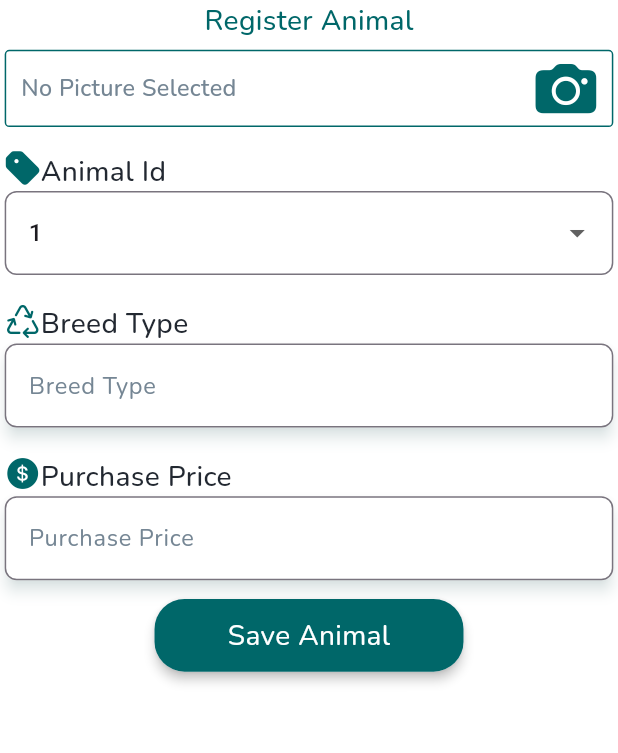
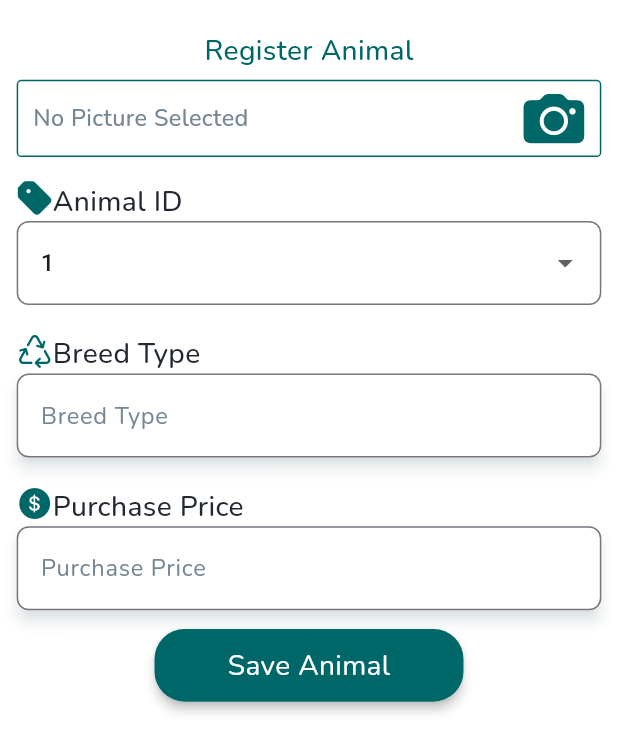
Before and after one commit to KashifMaharWP/MFDairyFarm, a Flutter app: the AdminDashboardButtons widget shown alone on an empty page, opened directly, after a tap on "Animal", on a phone screen of 412 x 824 dp. Shown: the top 753 px of the screen. Run offline on Flutter 3.47's test engine with Material 3 defaults, Android fonts, the phone set to English and light mode, and no system bars; our stand-ins replace curved_navigation_bar, google_fonts, image_picker, shared_preferences; accounts and stored records are empty; network calls fail.

Commit message:
animal registration done

```diff
--- a/lib/Screens/AdminScreen/AnimalRegistration/animalRegistrationPage.dart
+++ b/lib/Screens/AdminScreen/AnimalRegistration/animalRegistrationPage.dart
@@ -1,149 +1,217 @@
+import 'dart:io';
 import 'package:dairyfarmflow/Class/colorPallete.dart';
 import 'package:dairyfarmflow/Class/screenMediaQuery.dart';
 import 'package:dairyfarmflow/Class/textSizing.dart';
+import 'package:dairyfarmflow/Providers/animal_registratin_provider.dart';
+import 'package:dairyfarmflow/Providers/user_detail.dart';
 import 'package:dairyfarmflow/Widget/Text1.dart';
 import 'package:dairyfarmflow/Widget/customRoundButton.dart';
 import 'package:dairyfarmflow/Widget/textFieldWidget1.dart';
 import 'package:flutter/cupertino.dart';
 import 'package:flutter/material.dart';
+import 'package:provider/provider.dart';
+import 'package:image_picker/image_picker.dart';
 
-class animalRegistrationPage extends StatefulWidget {
-  const animalRegistrationPage({super.key});
+class AnimalRegistrationPage extends StatefulWidget {
+  const AnimalRegistrationPage({super.key});
 
   @override
-  State<animalRegistrationPage> createState() => _animalRegistrationPageState();
+  State<AnimalRegistrationPage> createState() => _AnimalRegistrationPageState();
 }
 
+class _AnimalRegistrationPageState extends State<AnimalRegistrationPage> {
+  TextEditingController tagId = TextEditingController();
+  TextEditingController purchasedPrice = TextEditingController();
+  TextEditingController breedType = TextEditingController();
+  List<String> tagIDList = ["1", "2", "3", "4", "5", "6", "7"];
+  String animalIdDropDownValue = "1";
+  File? _image; // To store the selected image
 
+  final ImagePicker picker = ImagePicker();
 
-class _animalRegistrationPageState extends State<animalRegistrationPage> {
-  TextEditingController tagId=TextEditingController();
-  TextEditingController purchasedPrice=TextEditingController();
-  TextEditingController breadType=TextEditingController();
-  List<String> tagIDList=["1", "2", "3", "4"];
-  String? dropDownItem;
-  String animalIdDropDownValue="1";
+  // Method to pick an image
+  Future<void> pickImage() async {
+    final pickedFile = await picker.pickImage(source: ImageSource.gallery);
+    if (pickedFile != null) {
+      setState(() {
+        _image = File(pickedFile.path);
+      });
+    } else {
+      print('No image selected.');
+    }
+  }
 
+  // Method to upload data to the API
+  // Future<void> uploadAnimalData(BuildContext context) async {
+  //   if (_image == null ||
+  //       purchasedPrice.text.isEmpty ||
+  //       breedType.text.isEmpty) {
+  //     print("Please complete all fields and select an image.");
+  //     return;
+  //   }
 
+  //   var request = http.MultipartRequest(
+  //     'POST',
+  //     Uri.parse(
+  //         'https://dairy-app-production-4bb8.up.railway.app/api/cow/register'),
+  //   );
 
-  // Define the save function here
-  void saveAnimal() {
-    print("Animal details saved:");
-    print("Tag ID: ${tagId.text}");
-    print("Purchased Price: ${purchasedPrice.text}");
-    print("Breed Type: ${breadType.text}");
+  //   // Add headers and fields
 
-    // You can close the popup or navigate away after saving
-    Navigator.pop(context);
-  }
+  //   request.files.add(
+  //     await http.MultipartFile.fromPath(
+  //       'image',
+  //       _image!.path,
+  //       filename: basename(_image!.path),
+  //     ),
+  //   );
+
+  //   request.headers['Authorization'] =
+  //       'Bearer ${Provider.of<UserDetail>(context, listen: false).token}';
+  //   request.fields['animalNumber'] = animalIdDropDownValue;
+  //   request.fields['breed'] = breedType.text;
+  //   request.fields['age'] = purchasedPrice.text;
+
+  //   // Send request and handle response
+  //   try {
+  //     var response = await request.send();
+  //     if (response.statusCode == 201 || response.statusCode == 200) {
+  //       print('Animal data uploaded successfully!');
+  //     } else {
+  //       print('Failed to upload data: ${response.statusCode}');
+  //     }
+  //   } catch (e) {
+  //     print('Error uploading data: $e');
+  //   }
+  // }
 
   @override
   Widget build(BuildContext context) {
+    // final provider = Provider.of<AnimalRegistratinProvider>(context);
+    String token =
+        Provider.of<UserDetail>(context, listen: false).token.toString();
+    print("Token " + token);
     return Scaffold(
       backgroundColor: Colors.white,
-        body:SingleChildScrollView(
+      body: SingleChildScrollView(
+        child: Padding(
+          padding: const EdgeInsets.only(top: 20, right: 8, left: 8),
           child: Column(
             children: [
-              Text1(fontColor: darkGreenColor, fontSize: paragraph, text: "Register Animal"),
-              SizedBox(height: paragraph/6,),
-              Container(
-                margin: EdgeInsets.all(paragraph/6),
-                padding: EdgeInsets.only(right: 10,left: 10),
+              Text1(
+                fontColor: darkGreenColor,
+                fontSize: paragraph,
+                text: "Register Animal",
+              ),
+              SizedBox(height: paragraph / 6),
+              GestureDetector(
+                onTap: pickImage,
+                child: Container(
+                  margin: EdgeInsets.all(paragraph / 6),
+                  padding: EdgeInsets.symmetric(horizontal: 10),
                   width: screenWidth,
-                height: screenHeight/16,
+                  height: screenHeight / 16,
                   decoration: BoxDecoration(
                     border: Border.all(color: darkGreenColor, width: 1),
-                    borderRadius: BorderRadius.all(Radius.circular(paragraph/6))
+                    borderRadius: BorderRadius.circular(paragraph / 6),
                   ),
                   child: Row(
                     mainAxisAlignment: MainAxisAlignment.spaceBetween,
                     children: [
-                    Text1(fontColor: lightBlackColor, fontSize: paragraph/1.2, text: "No Picture Selected"),
+                      Text1(
+                        fontColor: lightBlackColor,
+                        fontSize: paragraph / 1.2,
+                        text: _image == null
+                            ? "No Picture Selected"
+                            : "Image Selected",
+                      ),
                       Align(
                         alignment: Alignment.centerRight,
-                        child: Icon(CupertinoIcons.camera_fill,color: darkGreenColor,size: header1*1.5,)),
-
+                        child: Icon(
+                          CupertinoIcons.camera_fill,
+                          color: darkGreenColor,
+                          size: header1 * 1.5,
+                        ),
+                      ),
                     ],
                   ),
                 ),
-              SizedBox(height: paragraph/2,),
+              ),
+              SizedBox(height: paragraph / 2),
               customForm(),
               SizedBox(height: paragraph / 2),
               customRoundedButton(
                 title: "Save Animal",
-                on_Tap: () {
-                  // When save is clicked, pop and pass the save function
-                  Navigator.pop(context, saveAnimal);
+                on_Tap: () async {
+                  await Provider.of<AnimalRegistratinProvider>(context,
+                          listen: false)
+                      .uploadAnimalData(context, animalIdDropDownValue,
+                          breedType.text, purchasedPrice.text, _image!);
                 },
               ),
             ],
           ),
-        )
+        ),
+      ),
     );
   }
 
-  Widget customForm(){
-    return Padding(padding: EdgeInsets.all(paragraph/6),
+  Widget customForm() {
+    return Padding(
+      padding: EdgeInsets.all(paragraph / 6),
       child: Form(
-          child: Container(
         child: Column(
           mainAxisAlignment: MainAxisAlignment.center,
           crossAxisAlignment: CrossAxisAlignment.start,
           children: [
-                customTextFormField("Animal Id",CupertinoIcons.tag_fill ),
+            customTextFormField("Animal ID", CupertinoIcons.tag_fill),
             DropdownButtonFormField(
               decoration: InputDecoration(
                 border: OutlineInputBorder(
                   borderRadius: BorderRadius.circular(8),
-                            borderSide: const BorderSide(
-                              width: 1,
-                              color: Colors.grey,
-                            ))),
+                  borderSide: const BorderSide(width: 1, color: Colors.grey),
+                ),
+              ),
               value: animalIdDropDownValue,
-                    items: tagIDList.map((String item){
-                      return DropdownMenuItem(
-                          value: item,
-                          child: Text(item)
-                      );
+              items: tagIDList.map((String item) {
+                return DropdownMenuItem(value: item, child: Text(item));
               }).toList(),
-                    onChanged: (String? newValue){
+              onChanged: (String? newValue) {
                 setState(() {
-                        dropDownItem=newValue;
+                  animalIdDropDownValue = newValue!;
                 });
-                    }
+              },
             ),
-                SizedBox(height: paragraph,),
-                customTextFormField("Breed Type",CupertinoIcons.arrow_3_trianglepath),
+            SizedBox(height: paragraph),
+            customTextFormField(
+                "Breed Type", CupertinoIcons.arrow_3_trianglepath),
             TextFieldWidget1(
-                    widgetcontroller: breadType,
+              widgetcontroller: breedType,
               fieldName: "Breed Type",
-                    isPasswordField: false
+              isPasswordField: false,
             ),
-                SizedBox(height: paragraph,),
-                customTextFormField("Purchase Price",CupertinoIcons.money_dollar_circle_fill),
+            SizedBox(height: paragraph),
+            customTextFormField(
+                "Purchase Price", CupertinoIcons.money_dollar_circle_fill),
             TextFieldWidget1(
               widgetcontroller: purchasedPrice,
               fieldName: "Purchase Price",
-                    isPasswordField: false
-                )
+              isPasswordField: false,
+            ),
           ],
         ),
-          )),
+      ),
     );
   }
 
-  Widget customTextFormField(String text,IconData customIcon){
-    return  Wrap(
+  Widget customTextFormField(String text, IconData customIcon) {
+    return Wrap(
       alignment: WrapAlignment.start,
       runAlignment: WrapAlignment.center,
       crossAxisAlignment: WrapCrossAlignment.start,
       children: [
-        Icon(customIcon,color: darkGreenColor,),
-        Text1(
-            fontColor: blackColor,
-            fontSize: paragraph,
-            text: text
-        ),
+        Icon(customIcon, color: darkGreenColor),
+        Text1(fontColor: blackColor, fontSize: paragraph, text: text),
       ],
     );
   }
--- a/lib/Screens/Dashboard/adminDashboard/adminDashboard.dart
+++ b/lib/Screens/Dashboard/adminDashboard/adminDashboard.dart
@@ -33,16 +33,16 @@ class _AdminDashboardButtons extends State<AdminDashboardButtons> {
             final Function? saveFunction = await Navigator.push(
               context,
               MaterialPageRoute(
-                builder: (context) => const animalRegistrationPage(),
+                builder: (context) => const AnimalRegistrationPage(),
               ),
             );
             if (saveFunction != null) {
               // Trigger customPopUp and pass the save function
-              customPopUp(context, screenHeight / 3,saveFunction);
+              customPopUp(context, screenHeight / 3, saveFunction);
             }
           }),
-          viewContainer("Wanda", "lib/assets/wanda.png",(){}),
-          viewContainer("Worker", "lib/assets/farmWorker.png",(){}),
+          viewContainer("Wanda", "lib/assets/wanda.png", () {}),
+          viewContainer("Worker", "lib/assets/farmWorker.png", () {}),
         ],
       ),
     );
@@ -69,7 +69,8 @@ class _AdminDashboardButtons extends State<AdminDashboardButtons> {
                           blurRadius: 6),
                     ]),
                 child: Center(
-                    child: Image(image: AssetImage(iconPath), width: screenWidth / 4)),
+                    child: Image(
+                        image: AssetImage(iconPath), width: screenWidth / 4)),
               ),
               Text1(fontColor: lightBlackColor, fontSize: paragraph, text: text)
             ],
--- a/lib/Screens/Login/Screen/sign_up_screen.dart
+++ b/lib/Screens/Login/Screen/sign_up_screen.dart
@@ -1,5 +1,3 @@
-import 'dart:convert';
-
 import 'package:dairyfarmflow/Class/colorPallete.dart';
 import 'package:dairyfarmflow/Class/screenMediaQuery.dart';
 import 'package:dairyfarmflow/Providers/auth_provider.dart';
@@ -8,7 +6,7 @@ import 'package:dairyfarmflow/Widget/customRoundButton.dart';
 import 'package:dairyfarmflow/Widget/textFieldWithIconWidget.dart';
 
 import 'package:flutter/material.dart';
-import 'package:http/http.dart' as http;
+
 import 'package:provider/provider.dart';
 
 import '../../../Class/textSizing.dart';
--- a/lib/Widget/customRoundButton.dart
+++ b/lib/Widget/customRoundButton.dart
@@ -1,5 +1,6 @@
 import 'package:dairyfarmflow/Class/colorPallete.dart';
 import 'package:dairyfarmflow/Class/textSizing.dart';
+import 'package:dairyfarmflow/Providers/animal_registratin_provider.dart';
 import 'package:dairyfarmflow/Providers/auth_provider.dart';
 import 'package:flutter/material.dart';
 import 'package:google_fonts/google_fonts.dart';
@@ -22,7 +23,12 @@ class customRoundedButton extends StatefulWidget {
 class _customRoundedButtonState extends State<customRoundedButton> {
   @override
   Widget build(BuildContext context) {
+    bool isLoading = false;
+    final animalProvider = Provider.of<AnimalRegistratinProvider>(context);
     final authProvider = Provider.of<AuthProvider>(context);
+    isLoading = authProvider.isLoading;
+    isLoading = animalProvider.isLoading;
+    print(isLoading);
     return InkWell(
       onTap: widget.on_Tap,
       child: Material(
@@ -36,7 +42,7 @@ class _customRoundedButtonState extends State<customRoundedButton> {
               color: darkGreenColor,
               borderRadius: BorderRadius.circular(20),
             ),
-            child: authProvider.isLoading
+            child: isLoading
                 ? Center(
                     child: CircularProgressIndicator(
                       color: whiteColor,
--- a/lib/main.dart
+++ b/lib/main.dart
@@ -1,5 +1,6 @@
 import 'package:dairyfarmflow/Class/myRoutes.dart';
 import 'package:dairyfarmflow/Class/screenMediaQuery.dart';
+import 'package:dairyfarmflow/Providers/animal_registratin_provider.dart';
 import 'package:dairyfarmflow/Providers/auth_provider.dart';
 import 'package:dairyfarmflow/Providers/user_detail.dart';
 import 'package:dairyfarmflow/Screens/Login/Screen/loginPage.dart';
@@ -26,6 +27,8 @@ class MyApp extends StatelessWidget {
           create: (context) => UserDetail(),
         ),
         ChangeNotifierProvider(create: (context) => AuthProvider()),
+        ChangeNotifierProvider(
+            create: (context) => AnimalRegistratinProvider()),
       ],
       child: MaterialApp(
         routes: myRoutes.getRoutes(),
```
Also changed, not shown: lib/Functions/showPopsScreen.dart (+27 -0 lines), lib/Providers/animal_registratin_provider.dart (added, +72 -0 lines). Lines whose indentation alone changed are shown as unchanged.
